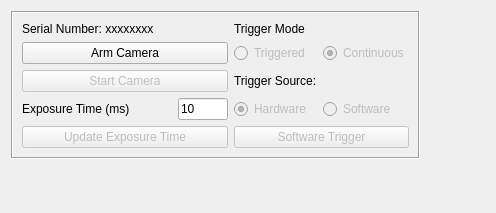
Old version of the form ui_components/cameracontrolwidget.ui in the repository jagerber48/jkam_e6.
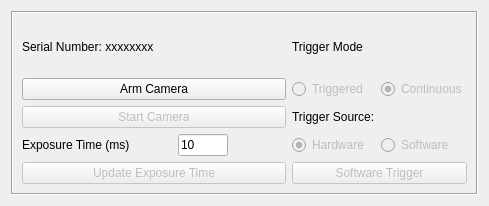
New version of the form.

Patch:
```diff
--- a/ui_components/cameracontrolwidget.ui
+++ b/ui_components/cameracontrolwidget.ui
@@ -6,8 +6,8 @@
    <rect>
     <x>0</x>
     <y>0</y>
-    <width>496</width>
-    <height>213</height>
+    <width>489</width>
+    <height>206</height>
    </rect>
   </property>
   <layout class="QGridLayout" name="gridLayout">
@@ -20,14 +20,14 @@
       <enum>QFrame::Sunken</enum>
      </property>
      <layout class="QGridLayout" name="gridLayout_2">
-      <item row="0" column="2">
+      <item row="0" column="0">
        <widget class="QLabel" name="serial_label">
         <property name="text">
          <string>Serial Number: xxxxxxxx</string>
         </property>
        </widget>
       </item>
-      <item row="2" column="2">
+      <item row="2" column="0">
        <widget class="QPushButton" name="start_pushButton">
         <property name="enabled">
          <bool>false</bool>
@@ -37,14 +37,46 @@
         </property>
        </widget>
       </item>
-      <item row="0" column="3">
+      <item row="1" column="2">
+       <widget class="QRadioButton" name="continuous_radioButton">
+        <property name="enabled">
+         <bool>false</bool>
+        </property>
+        <property name="text">
+         <string>Continuous</string>
+        </property>
+        <property name="checked">
+         <bool>true</bool>
+        </property>
+        <attribute name="buttonGroup">
+         <string notr="true">mode_buttonGroup</string>
+        </attribute>
+       </widget>
+      </item>
+      <item row="3" column="1">
+       <widget class="QRadioButton" name="hardware_trigger_radioButton">
+        <property name="enabled">
+         <bool>false</bool>
+        </property>
+        <property name="text">
+         <string>Hardware</string>
+        </property>
+        <property name="checked">
+         <bool>true</bool>
+        </property>
+        <attribute name="buttonGroup">
+         <string notr="true">trigger_buttonGroup</string>
+        </attribute>
+       </widget>
+      </item>
+      <item row="0" column="1">
        <widget class="QLabel" name="trigger_mode_label">
         <property name="text">
          <string>Trigger Mode</string>
         </property>
        </widget>
       </item>
-      <item row="4" column="2">
+      <item row="4" column="0">
        <widget class="QPushButton" name="exposure_pushButton">
         <property name="enabled">
          <bool>false</bool>
@@ -54,14 +86,37 @@
         </property>
        </widget>
       </item>
-      <item row="1" column="2">
+      <item row="3" column="2">
+       <widget class="QRadioButton" name="software_trigger_radioButton">
+        <property name="enabled">
+         <bool>false</bool>
+        </property>
+        <property name="text">
+         <string>Software</string>
+        </property>
+        <attribute name="buttonGroup">
+         <string notr="true">trigger_buttonGroup</string>
+        </attribute>
+       </widget>
+      </item>
+      <item row="4" column="1" colspan="2">
+       <widget class="QPushButton" name="software_trigger_pushButton">
+        <property name="enabled">
+         <bool>false</bool>
+        </property>
+        <property name="text">
+         <string>Software Trigger</string>
+        </property>
+       </widget>
+      </item>
+      <item row="1" column="0">
        <widget class="QPushButton" name="arm_pushButton">
         <property name="text">
          <string>Arm Camera</string>
         </property>
        </widget>
       </item>
-      <item row="1" column="3">
+      <item row="1" column="1">
        <widget class="QRadioButton" name="triggered_radioButton">
         <property name="enabled">
          <bool>false</bool>
@@ -74,7 +129,14 @@
         </attribute>
        </widget>
       </item>
-      <item row="3" column="2">
+      <item row="2" column="1">
+       <widget class="QLabel" name="trigger_source_label">
+        <property name="text">
+         <string>Trigger Source:</string>
+        </property>
+       </widget>
+      </item>
+      <item row="3" column="0">
        <layout class="QFormLayout" name="exposure_formLayout">
         <item row="0" column="0">
          <widget class="QLabel" name="exposure_label">
@@ -104,97 +166,9 @@
         </item>
        </layout>
       </item>
-      <item row="1" column="4">
-       <widget class="QRadioButton" name="continuous_radioButton">
-        <property name="enabled">
-         <bool>false</bool>
-        </property>
-        <property name="text">
-         <string>Continuous</string>
-        </property>
-        <property name="checked">
-         <bool>true</bool>
-        </property>
-        <attribute name="buttonGroup">
-         <string notr="true">mode_buttonGroup</string>
-        </attribute>
-       </widget>
-      </item>
-      <item row="2" column="3">
-       <widget class="QLabel" name="trigger_source_label">
-        <property name="text">
-         <string>Trigger Source:</string>
-        </property>
-       </widget>
-      </item>
-      <item row="3" column="3">
-       <widget class="QRadioButton" name="hardware_trigger_radioButton">
-        <property name="enabled">
-         <bool>false</bool>
-        </property>
-        <property name="text">
-         <string>Hardware</string>
-        </property>
-        <property name="checked">
-         <bool>true</bool>
-        </property>
-        <attribute name="buttonGroup">
-         <string notr="true">trigger_buttonGroup</string>
-        </attribute>
-       </widget>
-      </item>
-      <item row="3" column="4">
-       <widget class="QRadioButton" name="software_trigger_radioButton">
-        <property name="enabled">
-         <bool>false</bool>
-        </property>
-        <property name="text">
-         <string>Software</string>
-        </property>
-        <attribute name="buttonGroup">
-         <string notr="true">trigger_buttonGroup</string>
-        </attribute>
-       </widget>
-      </item>
-      <item row="4" column="3" colspan="2">
-       <widget class="QPushButton" name="software_trigger_pushButton">
-        <property name="enabled">
-         <bool>false</bool>
-        </property>
-        <property name="text">
-         <string>Software Trigger</string>
-        </property>
-       </widget>
-      </item>
      </layout>
     </widget>
    </item>
-   <item row="0" column="1">
-    <spacer name="horizontalSpacer">
-     <property name="orientation">
-      <enum>Qt::Horizontal</enum>
-     </property>
-     <property name="sizeHint" stdset="0">
-      <size>
-       <width>40</width>
-       <height>20</height>
-      </size>
-     </property>
-    </spacer>
-   </item>
-   <item row="1" column="0">
-    <spacer name="verticalSpacer">
-     <property name="orientation">
-      <enum>Qt::Vertical</enum>
-     </property>
-     <property name="sizeHint" stdset="0">
-      <size>
-       <width>20</width>
-       <height>40</height>
-      </size>
-     </property>
-    </spacer>
-   </item>
   </layout>
  </widget>
  <resources/>
```
Left out of the diff: 2 changed lines with no effect on the pictures.
